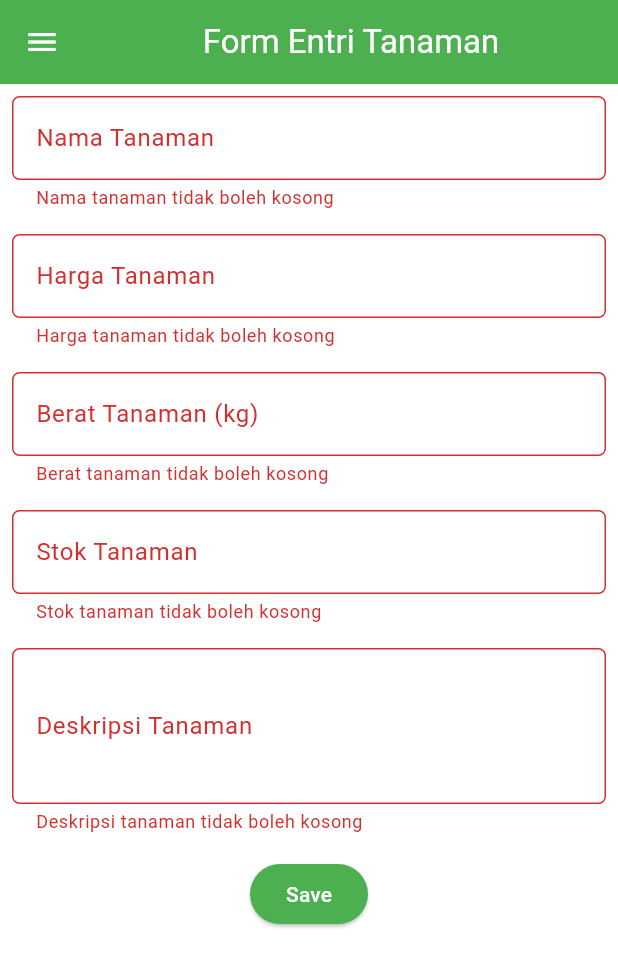
After one commit to ryuun1corn/plantify-mobile, a Flutter app: the PlantEntryFormPage screen opened directly, after a tap on "Save", on a phone screen of 412 x 824 dp. The commit adds this screen. Shown: the top 967 px of the screen. Run offline on Flutter 3.47's test engine with Material 3 defaults, Android fonts, the phone set to English and light mode, and no system bars.

Commit message:
feat: implement form fields and validation

```diff
--- /dev/null
+++ b/lib/plantentry_form.dart
@@ -0,0 +1,270 @@
+import 'package:flutter/material.dart';
+import 'package:plantify_mobile/widgets/left_drawer.dart';
+import 'package:flutter/services.dart';
+
+class PlantEntryFormPage extends StatefulWidget {
+  const PlantEntryFormPage({super.key});
+
+  @override
+  State<PlantEntryFormPage> createState() => _PlantEntryFormPageState();
+}
+
+class _PlantEntryFormPageState extends State<PlantEntryFormPage> {
+  final _formKey = GlobalKey<FormState>();
+  String _plantName = '';
+  int _plantPrice = 0;
+  String _plantWeight = '0';
+  int _plantStock = 0;
+  String _plantDescription = '';
+
+  @override
+  Widget build(BuildContext context) {
+    return Scaffold(
+      appBar: AppBar(
+        title: const Center(
+          child: Text(
+            'Form Entri Tanaman',
+          ),
+        ),
+        backgroundColor: Theme.of(context).colorScheme.primary,
+        foregroundColor: Colors.white,
+      ),
+      drawer: const LeftDrawer(),
+      body: Form(
+        key: _formKey,
+        child: SingleChildScrollView(
+            child: Column(
+          crossAxisAlignment: CrossAxisAlignment.start,
+          children: [
+            Padding(
+              padding: const EdgeInsets.all(8.0),
+              child: TextFormField(
+                decoration: InputDecoration(
+                  hintText: "Nama Tanaman",
+                  labelText: "Nama Tanaman",
+                  border: OutlineInputBorder(
+                    borderRadius: BorderRadius.circular(5.0),
+                  ),
+                ),
+                onChanged: (String? value) {
+                  setState(() {
+                    _plantName = value!;
+                  });
+                },
+                validator: (String? value) {
+                  if (value == null || value.isEmpty) {
+                    return "Nama tanaman tidak boleh kosong";
+                  }
+
+                  if (value.trim().isEmpty) {
+                    return "Nama tanaman tidak boleh hanya berisi spasi";
+                  }
+
+                  if (value.length < 3) {
+                    return "Nama tanaman harus lebih dari 3 karakter";
+                  }
+
+                  if (value.length > 50) {
+                    return "Nama tanaman harus kurang dari 50 karakter";
+                  }
+
+                  // Allow letters, spaces, and common punctuation marks
+                  if (!RegExp(r'^[a-zA-Z\s.,()]+$').hasMatch(value)) {
+                    return "Nama tanaman hanya boleh mengandung huruf, spasi, dan tanda baca umum";
+                  }
+
+                  return null;
+                },
+              ),
+            ),
+            Padding(
+              padding: const EdgeInsets.all(8.0),
+              child: TextFormField(
+                decoration: InputDecoration(
+                  hintText: "Harga Tanaman",
+                  labelText: "Harga Tanaman",
+                  border: OutlineInputBorder(
+                    borderRadius: BorderRadius.circular(5.0),
+                  ),
+                ),
+                keyboardType: TextInputType.number,
+                inputFormatters: [
+                  FilteringTextInputFormatter.digitsOnly,
+                ],
+                onChanged: (String? value) {
+                  setState(() {
+                    _plantPrice = value!.isEmpty ? 0 : int.parse(value);
+                  });
+                },
+                validator: (String? value) {
+                  if (value == null || value.isEmpty) {
+                    return "Harga tanaman tidak boleh kosong";
+                  }
+
+                  final price = int.tryParse(value);
+                  if (price == null) {
+                    return "Harga harus berupa angka";
+                  }
+
+                  if (price < 0) {
+                    return "Harga tanaman tidak boleh kurang dari 0";
+                  }
+
+                  if (price > 100000000) {
+                    // 100 million limit
+                    return "Harga tanaman terlalu tinggi";
+                  }
+
+                  return null;
+                },
+              ),
+            ),
+            Padding(
+              padding: const EdgeInsets.all(8.0),
+              child: TextFormField(
+                decoration: InputDecoration(
+                  hintText: "Berat Tanaman (kg)",
+                  labelText: "Berat Tanaman (kg)",
+                  border: OutlineInputBorder(
+                    borderRadius: BorderRadius.circular(5.0),
+                  ),
+                ),
+                keyboardType: TextInputType.numberWithOptions(decimal: true),
+                inputFormatters: [
+                  FilteringTextInputFormatter.allow(RegExp(
+                      r'^\d*\.?\d{0,2}')), // Allow up to 2 decimal places
+                ],
+                onChanged: (String? value) {
+                  setState(() {
+                    _plantWeight = value!;
+                  });
+                },
+                validator: (String? value) {
+                  if (value == null || value.isEmpty) {
+                    return "Berat tanaman tidak boleh kosong";
+                  }
+
+                  final weight = double.tryParse(value);
+                  if (weight == null) {
+                    return "Berat harus berupa angka";
+                  }
+
+                  if (weight <= 0) {
+                    return "Berat tanaman harus lebih dari 0";
+                  }
+
+                  if (weight > 1000) {
+                    // 1000 kg limit
+                    return "Berat tanaman terlalu besar";
+                  }
+
+                  return null;
+                },
+              ),
+            ),
+            Padding(
+              padding: const EdgeInsets.all(8.0),
+              child: TextFormField(
+                decoration: InputDecoration(
+                  hintText: "Stok Tanaman",
+                  labelText: "Stok Tanaman",
+                  border: OutlineInputBorder(
+                    borderRadius: BorderRadius.circular(5.0),
+                  ),
+                ),
+                keyboardType: TextInputType.number,
+                inputFormatters: [
+                  FilteringTextInputFormatter.digitsOnly,
+                ],
+                onChanged: (String? value) {
+                  setState(() {
+                    _plantStock = value!.isEmpty ? 0 : int.parse(value);
+                  });
+                },
+                validator: (String? value) {
+                  if (value == null || value.isEmpty) {
+                    return "Stok tanaman tidak boleh kosong";
+                  }
+
+                  final stock = int.tryParse(value);
+                  if (stock == null) {
+                    return "Stok harus berupa angka";
+                  }
+
+                  if (stock < 0) {
+                    return "Stok tidak boleh negatif";
+                  }
+
+                  if (stock > 10000) {
+                    // 10,000 units limit
+                    return "Stok terlalu besar";
+                  }
+
+                  return null;
+                },
+              ),
+            ),
+            Padding(
+              padding: const EdgeInsets.all(8.0),
+              child: TextFormField(
+                decoration: InputDecoration(
+                  hintText: "Deskripsi Tanaman",
+                  labelText: "Deskripsi Tanaman",
+                  border: OutlineInputBorder(
+                    borderRadius: BorderRadius.circular(5.0),
+                  ),
+                ),
+                maxLines: 3, // Allow multiple lines for description
+                onChanged: (String? value) {
+                  setState(() {
+                    _plantDescription = value!;
+                  });
+                },
+                validator: (String? value) {
+                  if (value == null || value.isEmpty) {
+                    return "Deskripsi tanaman tidak boleh kosong";
+                  }
+
+                  if (value.trim().isEmpty) {
+                    return "Deskripsi tidak boleh hanya berisi spasi";
+                  }
+
+                  if (value.length < 10) {
+                    return "Deskripsi terlalu pendek (minimal 10 karakter)";
+                  }
+
+                  if (value.length > 500) {
+                    return "Deskripsi terlalu panjang (maksimal 500 karakter)";
+                  }
+
+                  return null;
+                },
+              ),
+            ),
+            Align(
+              alignment: Alignment.bottomCenter,
+              child: Padding(
+                padding: const EdgeInsets.all(8.0),
+                child: ElevatedButton(
+                  style: ButtonStyle(
+                    backgroundColor: MaterialStateProperty.all(
+                        Theme.of(context).colorScheme.primary),
+                  ),
+                  onPressed: () {
+                    if (_formKey.currentState!.validate()) {
+                      // Add your save logic here
+                    }
+                  },
+                  child: const Text(
+                    "Save",
+                    style: TextStyle(color: Colors.white),
+                  ),
+                ),
+              ),
+            ),
+          ],
+        )),
+      ),
+    );
+  }
+}
--- a/lib/widgets/left_drawer.dart
+++ b/lib/widgets/left_drawer.dart
@@ -1,5 +1,6 @@
 import 'package:flutter/material.dart';
 import 'package:plantify_mobile/menu.dart';
+import 'package:plantify_mobile/plantentry_form.dart';
 
 class LeftDrawer extends StatelessWidget {
   const LeftDrawer({super.key});
@@ -53,10 +54,11 @@ class LeftDrawer extends StatelessWidget {
             title: const Text('Tambah Plant'),
             // Bagian redirection ke MoodEntryFormPage
             onTap: () {
-              /*
-      TODO: Buatlah routing ke MoodEntryFormPage di sini,
-      setelah halaman MoodEntryFormPage sudah dibuat.
-      */
+              Navigator.pushReplacement(
+                  context,
+                  MaterialPageRoute(
+                    builder: (context) => const PlantEntryFormPage(),
+                  ));
             },
           ),
         ],
```
